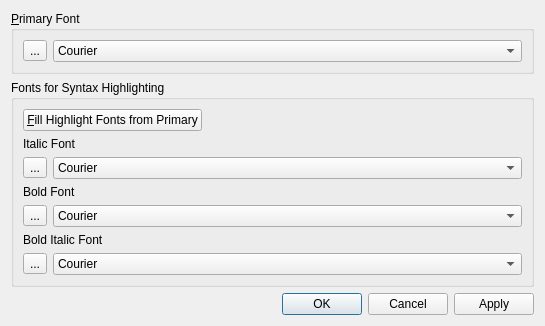
Above: source/ui/DialogFonts.ui from eteran/nedit-ng before the change. Below: the same form after it.
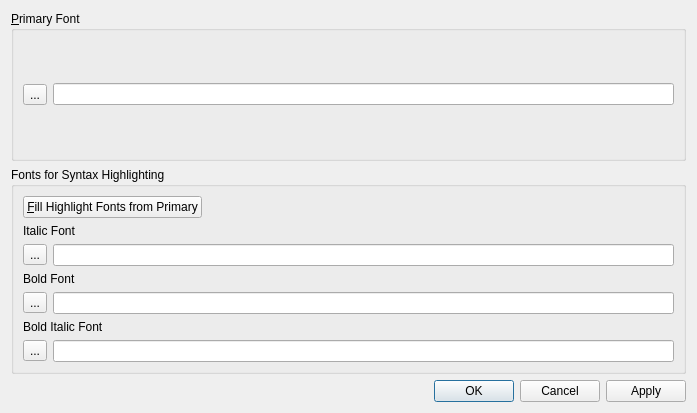
That is the form after the change.

Commit message: some minor tweaks, introduction of Font Selector Dialog

```diff
--- a/source/ui/DialogFonts.ui
+++ b/source/ui/DialogFonts.ui
@@ -6,8 +6,8 @@
    <rect>
     <x>0</x>
     <y>0</y>
-    <width>545</width>
-    <height>314</height>
+    <width>697</width>
+    <height>413</height>
    </rect>
   </property>
   <property name="windowTitle">
@@ -28,19 +28,7 @@
        </widget>
       </item>
       <item>
-       <widget class="QFontComboBox" name="fontComboBox">
-        <property name="editable">
-         <bool>false</bool>
-        </property>
-        <property name="fontFilters">
-         <set>QFontComboBox::MonospacedFonts|QFontComboBox::ProportionalFonts</set>
-        </property>
-        <property name="currentFont">
-         <font>
-          <family>Courier</family>
-         </font>
-        </property>
-       </widget>
+       <widget class="QLineEdit" name="editFontPrimary"/>
       </item>
      </layout>
     </widget>
@@ -86,19 +74,7 @@
        </widget>
       </item>
       <item row="2" column="1" colspan="2">
-       <widget class="QFontComboBox" name="fontComboBox_2">
-        <property name="editable">
-         <bool>false</bool>
-        </property>
-        <property name="fontFilters">
-         <set>QFontComboBox::MonospacedFonts|QFontComboBox::ProportionalFonts</set>
-        </property>
-        <property name="currentFont">
-         <font>
-          <family>Courier</family>
-         </font>
-        </property>
-       </widget>
+       <widget class="QLineEdit" name="editFontItalic"/>
       </item>
       <item row="3" column="0" colspan="2">
        <widget class="QLabel" name="label_2">
@@ -115,19 +91,7 @@
        </widget>
       </item>
       <item row="4" column="1" colspan="2">
-       <widget class="QFontComboBox" name="fontComboBox_3">
-        <property name="editable">
-         <bool>false</bool>
-        </property>
-        <property name="fontFilters">
-         <set>QFontComboBox::MonospacedFonts|QFontComboBox::ProportionalFonts</set>
-        </property>
-        <property name="currentFont">
-         <font>
-          <family>Courier</family>
-         </font>
-        </property>
-       </widget>
+       <widget class="QLineEdit" name="editFontBold"/>
       </item>
       <item row="5" column="0" colspan="2">
        <widget class="QLabel" name="label_3">
@@ -144,19 +108,7 @@
        </widget>
       </item>
       <item row="6" column="1" colspan="2">
-       <widget class="QFontComboBox" name="fontComboBox_4">
-        <property name="editable">
-         <bool>false</bool>
-        </property>
-        <property name="fontFilters">
-         <set>QFontComboBox::MonospacedFonts|QFontComboBox::ProportionalFonts</set>
-        </property>
-        <property name="currentFont">
-         <font>
-          <family>Courier</family>
-         </font>
-        </property>
-       </widget>
+       <widget class="QLineEdit" name="editFontBoldItalic"/>
       </item>
      </layout>
     </widget>
```
The commit also changes 8 other files.
